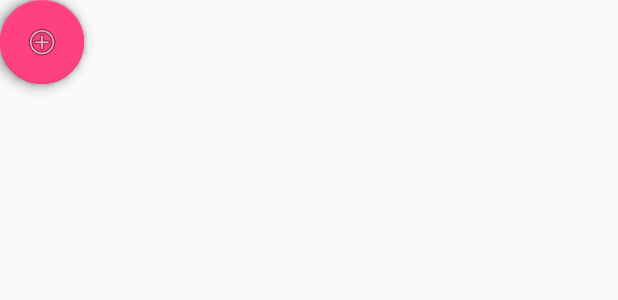
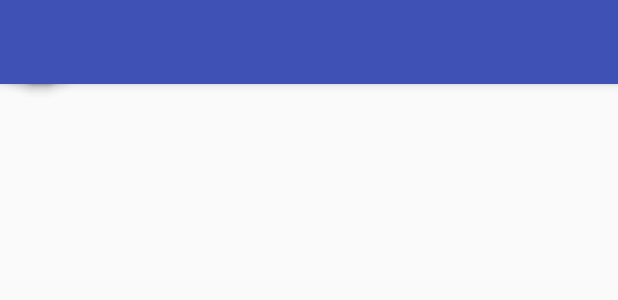
Before and after one commit to TrekRoX/PA1_AppFin, an Android app: the layout activity_main.xml on its own in the app's theme, with its tools: preview values and no code run, on a phone screen of 412 x 824 dp. Shown: the top 300 px of the screen. Run offline under Robolectric (Android 15) with nearby library versions, the phone set to English and light mode, and no system bars; plain views replace FloatingActionButton, FloatingActionMenu.

Commit message:
Acerto do toolbar ActivityMain e ActivityConta

```diff
--- a/app/src/main/java/br/com/willtrkapp/pa1_appfin/activity/MainActivity.java
+++ b/app/src/main/java/br/com/willtrkapp/pa1_appfin/activity/MainActivity.java
@@ -4,6 +4,7 @@ import android.app.SearchManager;
 import android.content.Intent;
 import android.support.v7.app.AppCompatActivity;
 import android.os.Bundle;
+import android.support.v7.widget.Toolbar;
 import android.view.View;
 import android.widget.Toast;
 
@@ -24,6 +25,9 @@ public class MainActivity extends AppCompatActivity {
 
         Intent intent = getIntent();
         handleIntent(intent);
+
+        Toolbar toolbar = (Toolbar)findViewById(R.id.toolbar);
+        setSupportActionBar(toolbar);
 
         fabNvConta = (FloatingActionButton) findViewById(R.id.fabNvConta);
         fabNvCredito = (FloatingActionButton) findViewById(R.id.fabNvCredito);
--- a/app/src/main/java/br/com/willtrkapp/pa1_appfin/data/SQLiteHelper.java
+++ b/app/src/main/java/br/com/willtrkapp/pa1_appfin/data/SQLiteHelper.java
@@ -46,7 +46,7 @@ public class SQLiteHelper extends SQLiteOpenHelper {
             TB_CATEGORIA_KEY_DESCR + " TEXT NOT NULL); ";
 
     private static final String DB_POPULA_CAREGORIA = "INSERT INTO " + DB_TABLE_CATEGORIA + "( " +
-            TB_CATEGORIA_KEY_DESCR + " ) VALUES ('Alimentação', 'Saúde','Transporte', 'Moradia', 'Educação', 'Lazer', 'Tarifas bancárias', 'Luz', 'Água', 'Telefone')";
+            TB_CATEGORIA_KEY_DESCR + " ) VALUES ('Alimentação'), ('Saúde'),('Transporte'), ('Moradia'), ('Educação'), ('Lazer'), ('Tarifas bancárias'), ('Luz'), ('Água'), ('Telefone')";
 
 
 
--- a/app/src/main/java/br/com/willtrkapp/pa1_appfin/data/TransacaoDAO.java
+++ b/app/src/main/java/br/com/willtrkapp/pa1_appfin/data/TransacaoDAO.java
@@ -65,7 +65,7 @@ public class TransacaoDAO {
 
 
 
-        if (c.getId()>0)
+        if (trans.getId()>0)
             database.update(SQLiteHelper.DB_TABLE_TRANSACAO, values, SQLiteHelper.TB_TRANSACAO_KEY_ID + "="
                     + trans.getId(), null);
         else
--- a/app/src/main/res/layout/activity_main.xml
+++ b/app/src/main/res/layout/activity_main.xml
@@ -1,10 +1,26 @@
 <?xml version="1.0" encoding="utf-8"?>
 <android.support.constraint.ConstraintLayout xmlns:android="http://schemas.android.com/apk/res/android"
+    xmlns:app="http://schemas.android.com/apk/res-auto"
     xmlns:fab="http://schemas.android.com/apk/res-auto"
     xmlns:tools="http://schemas.android.com/tools"
     android:layout_width="match_parent"
     android:layout_height="match_parent"
+    android:fitsSystemWindows="true"
     tools:context=".activity.MainActivity">
+
+    <android.support.design.widget.AppBarLayout
+        android:layout_width="match_parent"
+        android:layout_height="wrap_content"
+        android:theme="@style/AppTheme.AppBarOverlay">
+
+        <android.support.v7.widget.Toolbar
+            android:id="@+id/toolbar"
+            android:layout_width="match_parent"
+            android:layout_height="?attr/actionBarSize"
+            android:background="?attr/colorPrimary"
+            app:popupTheme="@style/AppTheme.PopupOverlay" />
+
+    </android.support.design.widget.AppBarLayout>
 
 
     <com.github.clans.fab.FloatingActionMenu
--- a/app/src/main/res/values/strings.xml
+++ b/app/src/main/res/values/strings.xml
@@ -1,5 +1,5 @@
 <resources>
-    <string name="app_name">PA1_AppFin</string>
+    <string name="app_name">SDM Finanças</string>
     <string name="selecione_uma_opcao">Selecione uma opção</string>
     <string name="title_activity_conta">Nova conta</string>
 </resources>
```
Also changed, not shown: app/build.gradle (+4 -3 lines), app/src/main/AndroidManifest.xml (+15 -1 lines), app/src/main/java/br/com/willtrkapp/pa1_appfin/activity/ContaActivity.java (+7 -0 lines), app/src/main/res/layout/activity_conta.xml (+11 -14 lines).
